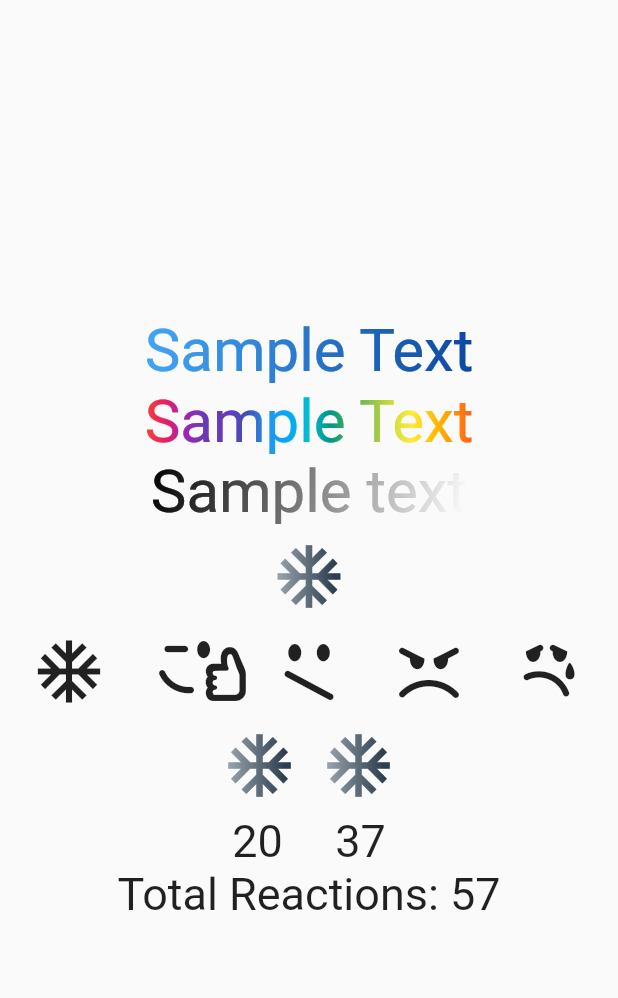
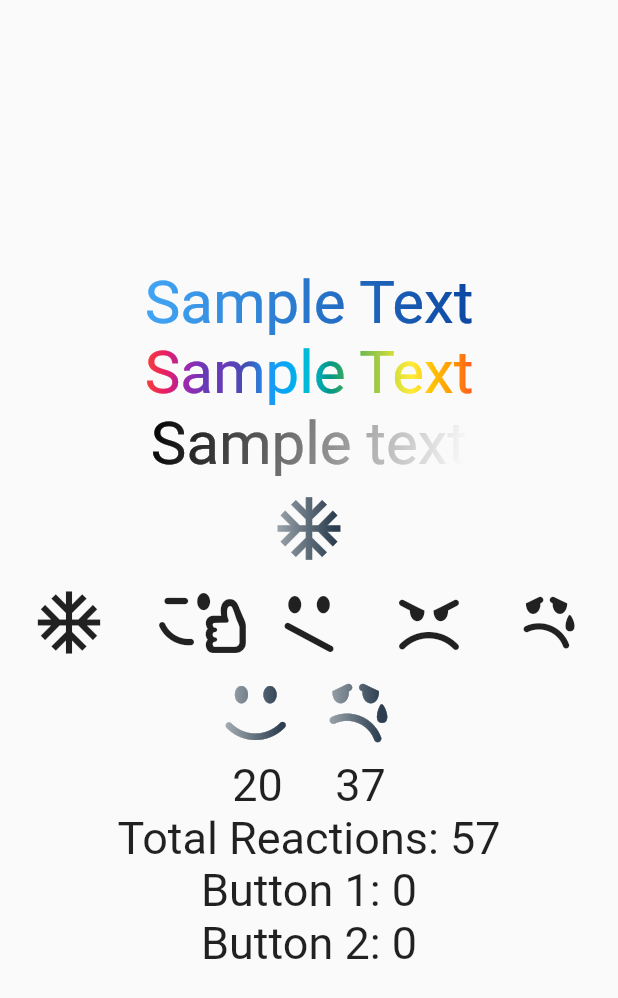
Before and after one commit to Adam-Ozbayraktar/gradient_experimentation, a Flutter app: the screen it shows after launch, on a phone screen of 412 x 824 dp. Shown: the top 998 px of the screen. Run offline on Flutter 3.47's test engine with Material 2 defaults, Android fonts, the phone set to English and light mode, and no system bars.

Commit message:
Completed custom toggle buttons

```diff
--- a/lib/main.dart
+++ b/lib/main.dart
@@ -270,10 +270,8 @@ class _GradientIconButtonsState extends State<GradientIconButtons> {
   int currState = -1;
   int prevState = -1;
 
-  int prevReaction_1 = 0;
-  int prevReaction_2 = 0;
-  int currReaction_1 = 0;
-  int currReaction_2 = 0;
+  int buttonTracker_1 = 0;
+  int buttonTracker_2 = 0;
 
   void reactionTracker(index) {
     currState = index;
@@ -282,10 +280,12 @@ class _GradientIconButtonsState extends State<GradientIconButtons> {
         case 0:
           {
             widget.reaction_1++;
+            buttonTracker_1++;
           }
           break;
         case 1:
           {
+            buttonTracker_2++;
             widget.reaction_2++;
           }
           break;
@@ -294,12 +294,22 @@ class _GradientIconButtonsState extends State<GradientIconButtons> {
       switch (prevState) {
         case 0:
           {
-            widget.reaction_1--;
+            if (buttonTracker_1 % 2 != 0) {
+              widget.reaction_1--;
+              buttonTracker_1 = 0;
+            } else {
+              buttonTracker_1 = 0;
+            }
           }
           break;
         case 1:
           {
-            widget.reaction_2--;
+            if (buttonTracker_2 % 2 != 0) {
+              widget.reaction_2--;
+              buttonTracker_2 = 0;
+            } else {
+              buttonTracker_2 = 0;
+            }
           }
           break;
       }
@@ -307,11 +317,13 @@ class _GradientIconButtonsState extends State<GradientIconButtons> {
         case 0:
           {
             widget.reaction_1++;
+            buttonTracker_1++;
           }
           break;
         case 1:
           {
             widget.reaction_2++;
+            buttonTracker_2++;
           }
           break;
       }
@@ -319,12 +331,24 @@ class _GradientIconButtonsState extends State<GradientIconButtons> {
       switch (index) {
         case 0:
           {
-            widget.reaction_1--;
+            if (buttonTracker_1 % 2 == 0) {
+              widget.reaction_1++;
+              buttonTracker_1++;
+            } else {
+              widget.reaction_1--;
+              buttonTracker_1++;
+            }
           }
           break;
         case 1:
           {
-            widget.reaction_2--;
+            if (buttonTracker_2 % 2 == 0) {
+              widget.reaction_2++;
+              buttonTracker_2++;
+            } else {
+              widget.reaction_2--;
+              buttonTracker_2++;
+            }
           }
           break;
       }
@@ -362,45 +386,51 @@ class _GradientIconButtonsState extends State<GradientIconButtons> {
 
   var selectedGradient_1 = LinearGradient(
     colors: [
-      Colors.red,
-      Colors.pink,
-      Colors.purple,
-      Colors.deepPurple,
-      Colors.deepPurple,
-      Colors.indigo,
-      Colors.blue,
-      Colors.lightBlue,
-      Colors.cyan,
-      Colors.teal,
-      Colors.green,
-      Colors.lightGreen,
-      Colors.lime,
-      Colors.yellow,
-      Colors.amber,
-      Colors.orange,
-      Colors.deepOrange,
+      Color.fromRGBO(131, 58, 180, 1),
+      Color.fromRGBO(253, 29, 29, 1),
+      Color.fromRGBO(252, 176, 69, 1),
+      // Colors.red,
+      // Colors.pink,
+      // Colors.purple,
+      // Colors.deepPurple,
+      // Colors.deepPurple,
+      // Colors.indigo,
+      // Colors.blue,
+      // Colors.lightBlue,
+      // Colors.cyan,
+      // Colors.teal,
+      // Colors.green,
+      // Colors.lightGreen,
+      // Colors.lime,
+      // Colors.yellow,
+      // Colors.amber,
+      // Colors.orange,
+      // Colors.deepOrange,
     ],
   );
 
   var selectedGradient_2 = LinearGradient(
     colors: [
-      Colors.red,
-      Colors.pink,
-      Colors.purple,
-      Colors.deepPurple,
-      Colors.deepPurple,
-      Colors.indigo,
-      Colors.blue,
-      Colors.lightBlue,
-      Colors.cyan,
-      Colors.teal,
-      Colors.green,
-      Colors.lightGreen,
-      Colors.lime,
-      Colors.yellow,
-      Colors.amber,
-      Colors.orange,
-      Colors.deepOrange,
+      Color.fromRGBO(131, 58, 180, 1),
+      Color.fromRGBO(253, 29, 29, 1),
+      Color.fromRGBO(252, 176, 69, 1),
+      // Colors.red,
+      // Colors.pink,
+      // Colors.purple,
+      // Colors.deepPurple,
+      // Colors.deepPurple,
+      // Colors.indigo,
+      // Colors.blue,
+      // Colors.lightBlue,
+      // Colors.cyan,
+      // Colors.teal,
+      // Colors.green,
+      // Colors.lightGreen,
+      // Colors.lime,
+      // Colors.yellow,
+      // Colors.amber,
+      // Colors.orange,
+      // Colors.deepOrange,
     ],
   );
 
@@ -413,11 +443,11 @@ class _GradientIconButtonsState extends State<GradientIconButtons> {
           children: <Widget>[
             ShaderMask(
               shaderCallback: (bounds) => gradient_1.createShader(
-                Rect.fromLTWH(0, 0, 50, 50),
+                Rect.fromLTWH(0, 0, 45, 50),
               ),
               child: IconButton(
-                iconSize: 50,
-                icon: Icon(Icons.ac_unit),
+                iconSize: 40,
+                icon: Icon(Emotion.emo_happy),
                 color: Colors.white,
                 onPressed: () {
                   setState(() {
@@ -436,13 +466,16 @@ class _GradientIconButtonsState extends State<GradientIconButtons> {
                 },
               ),
             ),
+            SizedBox(
+              width: 10,
+            ),
             ShaderMask(
               shaderCallback: (bounds) => gradient_2.createShader(
-                Rect.fromLTWH(0, 0, 50, 50),
+                Rect.fromLTWH(0, 0, 45, 50),
               ),
               child: IconButton(
-                iconSize: 50,
-                icon: Icon(Icons.ac_unit),
+                iconSize: 45,
+                icon: Icon(Emotion.emo_cry),
                 color: Colors.white,
                 onPressed: () {
                   setState(() {
@@ -488,6 +521,18 @@ class _GradientIconButtonsState extends State<GradientIconButtons> {
           style: TextStyle(
             fontSize: 30,
           ),
+        ),
+        Text(
+          'Button 1: $buttonTracker_1',
+          style: TextStyle(
+            fontSize: 30,
+          ),
+        ),
+        Text(
+          'Button 2: $buttonTracker_2',
+          style: TextStyle(
+            fontSize: 30,
+          ),
         )
       ],
     );
```
